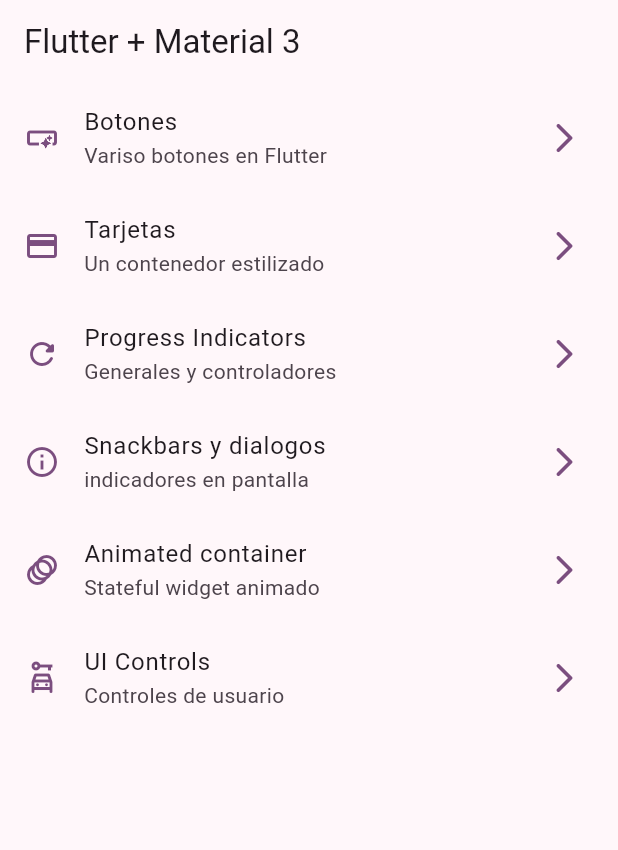
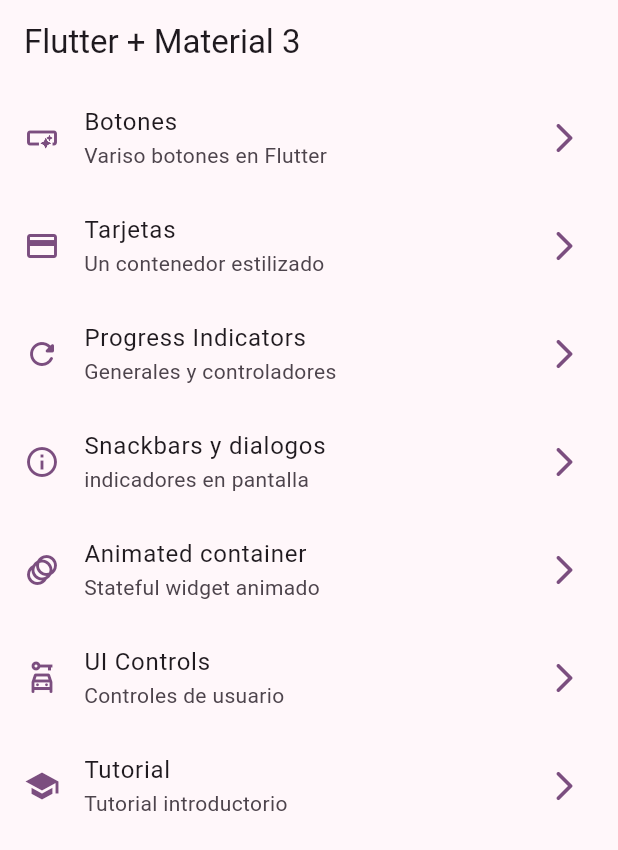
Before and after one commit to dcavadiam/widgets-app, a Flutter app: the screen it shows after launch, on a phone screen of 412 x 824 dp. Shown: the top 850 px of the screen. Run offline on Flutter 3.47's test engine with Material 3 defaults, Android fonts, the phone set to English and light mode, and no system bars; our stand-ins replace go_router.

Commit message:
tutorial screen linked

```diff
--- a/lib/config/menu/menu_items.dart
+++ b/lib/config/menu/menu_items.dart
@@ -46,4 +46,9 @@ const appMenuItems = <MenuItem>[
       subTitle: 'Controles de usuario',
       link: '/ui-controls',
       icon: Icons.car_rental_outlined),
+  MenuItem(
+      title: 'Tutorial',
+      subTitle: 'Tutorial introductorio',
+      link: '/tutorial',
+      icon: Icons.school),
 ];
--- a/lib/config/router/app_router.dart
+++ b/lib/config/router/app_router.dart
@@ -41,5 +41,10 @@ final appRouter = GoRouter(
       name: UiControlsScreen.routeName,
       builder: (context, state) => const UiControlsScreen(),
     ),
+    GoRoute(
+      path: '/tutorial',
+      name: AppTutorialScreen.routeName,
+      builder: (context, state) => const AppTutorialScreen(),
+    ),
   ],
 );
```
